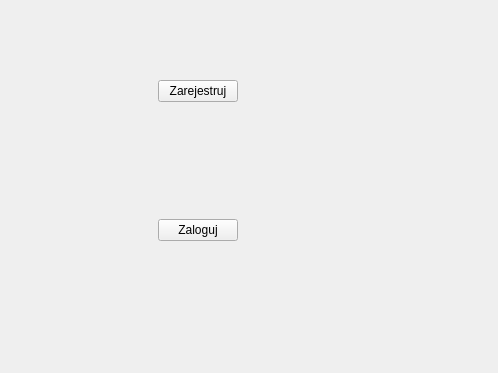
First picture: the form in ui/Start_Log_Reg.ui, repository Dawid-Robak-IG/BUDZET_DOMOWY, before the edit; both pictures show x 602 to 1100 and y 88 to 461 of the 1100 by 461 pixel window.
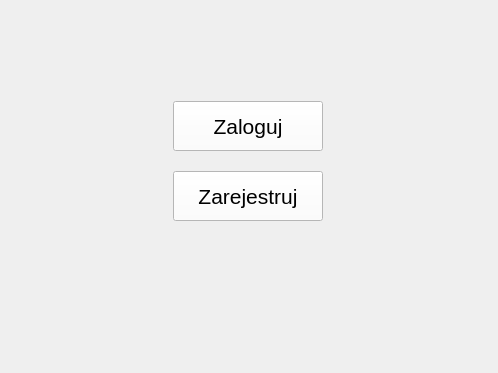
Second picture: the form after the edit. The open tabs and pages were chosen to show the change.

Diff of the .ui file:
```diff
--- a/ui/Start_Log_Reg.ui
+++ b/ui/Start_Log_Reg.ui
@@ -72,12 +72,28 @@
       <layout class="QHBoxLayout" name="horizontalLayout_4">
        <item>
         <layout class="QVBoxLayout" name="verticalLayout_4">
+         <property name="spacing">
+          <number>20</number>
+         </property>
          <property name="leftMargin">
-          <number>600</number>
+          <number>700</number>
          </property>
          <property name="rightMargin">
           <number>100</number>
          </property>
+         <item>
+          <spacer name="verticalSpacer_6">
+           <property name="orientation">
+            <enum>Qt::Vertical</enum>
+           </property>
+           <property name="sizeHint" stdset="0">
+            <size>
+             <width>20</width>
+             <height>40</height>
+            </size>
+           </property>
+          </spacer>
+         </item>
          <item>
           <layout class="QHBoxLayout" name="horizontalLayout_3">
            <item>
@@ -94,9 +110,23 @@
             </spacer>
            </item>
            <item>
-            <widget class="QPushButton" name="pushButton_Zarejestruj">
+            <widget class="QPushButton" name="pushButton_Zaloguj">
+             <property name="minimumSize">
+              <size>
+               <width>150</width>
+               <height>50</height>
+              </size>
+             </property>
+             <property name="font">
+              <font>
+               <pointsize>16</pointsize>
+              </font>
+             </property>
+             <property name="styleSheet">
+              <string notr="true">background-color: #ffffff</string>
+             </property>
              <property name="text">
-              <string>Zarejestruj</string>
+              <string>Zaloguj</string>
              </property>
             </widget>
            </item>
@@ -131,9 +161,23 @@
             </spacer>
            </item>
            <item>
-            <widget class="QPushButton" name="pushButton_Zaloguj">
+            <widget class="QPushButton" name="pushButton_Zarejestruj">
+             <property name="minimumSize">
+              <size>
+               <width>150</width>
+               <height>50</height>
+              </size>
+             </property>
+             <property name="font">
+              <font>
+               <pointsize>16</pointsize>
+              </font>
+             </property>
+             <property name="styleSheet">
+              <string notr="true">background-color: #ffffff</string>
+             </property>
              <property name="text">
-              <string>Zaloguj</string>
+              <string>Zarejestruj</string>
              </property>
             </widget>
            </item>
@@ -152,6 +196,19 @@
            </item>
           </layout>
          </item>
+         <item>
+          <spacer name="verticalSpacer_5">
+           <property name="orientation">
+            <enum>Qt::Vertical</enum>
+           </property>
+           <property name="sizeHint" stdset="0">
+            <size>
+             <width>20</width>
+             <height>40</height>
+            </size>
+           </property>
+          </spacer>
+         </item>
         </layout>
        </item>
       </layout>
```
Left out of the diff: 110 changed lines with no effect on the pictures.
